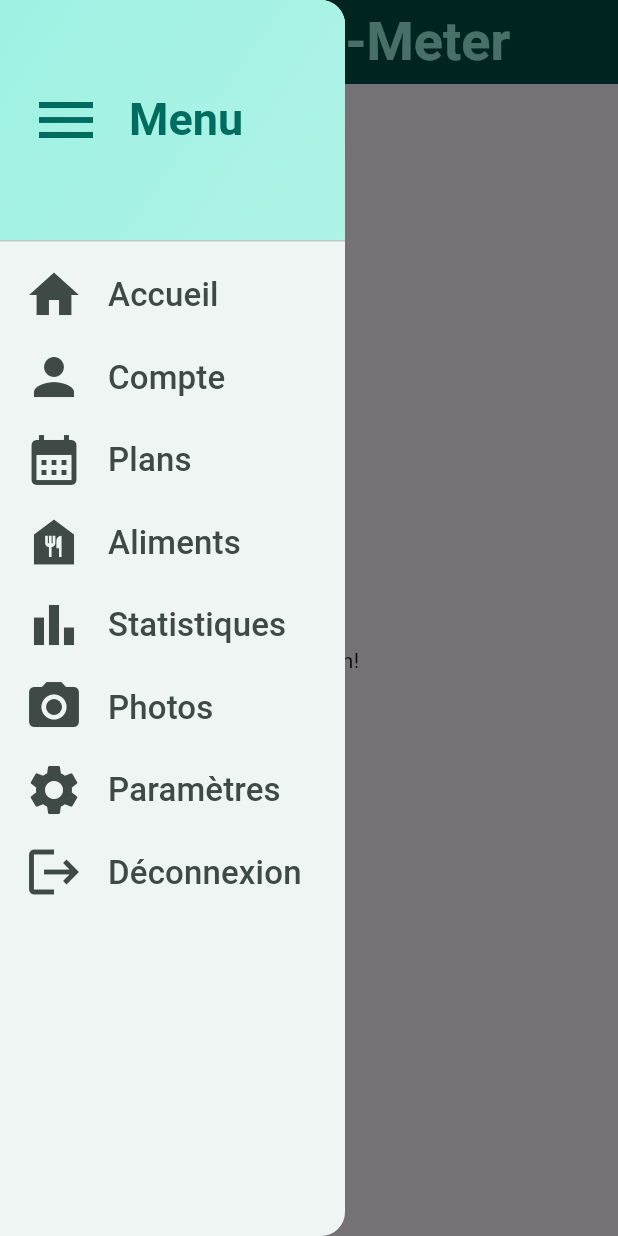
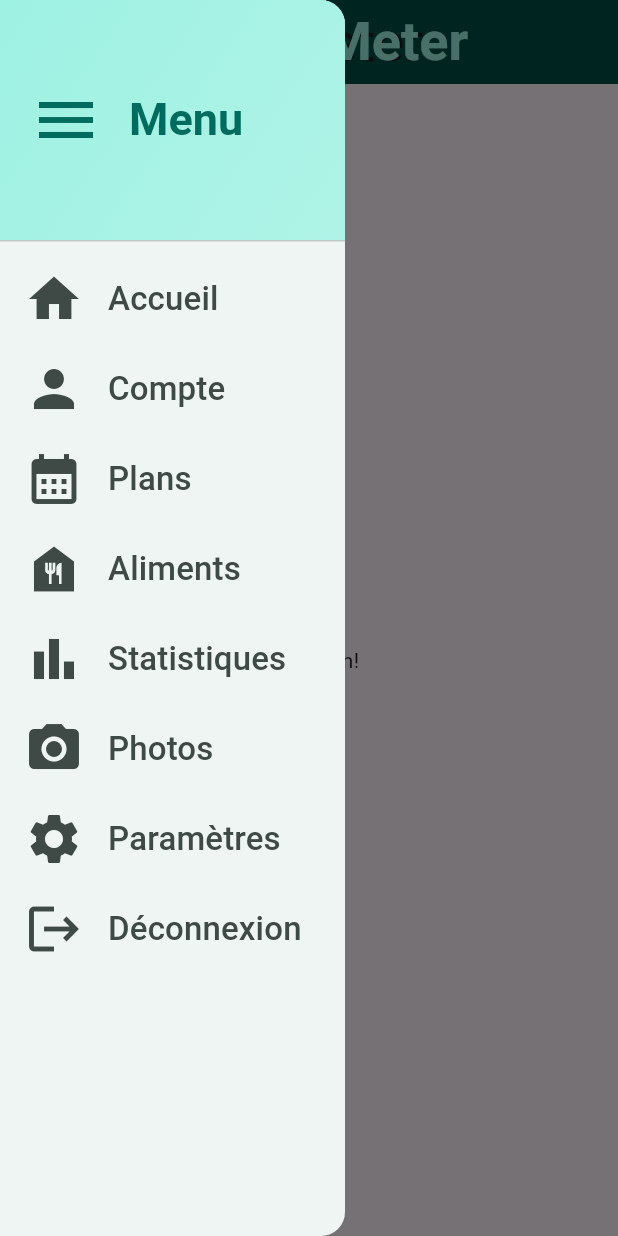
Before and after one commit to AnthonyPageau/Macro-Meter, a Flutter app: the screen it shows once a user with an empty profile is signed in, with the side drawer open, on a phone screen of 412 x 824 dp. Run offline on Flutter 3.47's test engine with Material 3 defaults, Android fonts, the phone set to English and light mode, and no system bars; our stand-ins replace cloud_firestore, firebase_auth, firebase_core, firebase_storage, image_picker; missing offline and left inert: dart:ffi, flutter_regex; accounts and stored records are empty.

Commit message:
[S1][Feat]Centrer le titre et rendre le menu scrollable

```diff
--- a/lib/screens/home.dart
+++ b/lib/screens/home.dart
@@ -36,8 +36,20 @@ class _HomeState extends State<Home> {
   Widget build(BuildContext context) {
     return Scaffold(
       appBar: AppBar(
-        title: Center(
-            child: const Text("Macro-Meter", style: TextStyle(fontSize: 36))),
+        centerTitle: true,
+        title: const Text(
+          "Macro-Meter",
+          style: TextStyle(fontSize: 36),
+        ),
+        flexibleSpace: Center(
+          child: Padding(
+            padding: EdgeInsets.only(right: 56),
+            child: const Text(
+              "Macro-Meter",
+              style: TextStyle(fontSize: 36),
+            ),
+          ),
+        ),
       ),
       drawer: Menu(
         onSelectScreen: _setScreen,
--- a/lib/widgets/menu.dart
+++ b/lib/widgets/menu.dart
@@ -6,20 +6,47 @@ class Menu extends StatelessWidget {
 
   final void Function(String identifier) onSelectScreen;
 
+  Widget buildMenuItem(BuildContext context,
+      {required IconData icon, required String title, VoidCallback? onTap}) {
+    return ListTile(
+      leading: Icon(
+        icon,
+        size: 40,
+        color: Theme.of(context).colorScheme.onSurfaceVariant,
+      ),
+      title: Text(
+        title,
+        style: Theme.of(context).textTheme.titleSmall!.copyWith(
+              color: Theme.of(context).colorScheme.onSurfaceVariant,
+              fontSize: 22,
+            ),
+      ),
+      minTileHeight: 60,
+      onTap: onTap,
+    );
+  }
+
   @override
   Widget build(BuildContext context) {
     return Drawer(
       width: 230,
+      child: SingleChildScrollView(
         child: Column(
           children: [
             DrawerHeader(
               padding: const EdgeInsets.all(20),
               decoration: BoxDecoration(
-              gradient: LinearGradient(colors: [
+                gradient: LinearGradient(
+                  colors: [
                     Theme.of(context).colorScheme.primaryContainer,
-                // ignore: deprecated_member_use
-                Theme.of(context).colorScheme.primaryContainer.withOpacity(0.8),
-              ], begin: Alignment.topLeft, end: Alignment.bottomRight),
+                    Theme.of(context)
+                        .colorScheme
+                        .primaryContainer
+                        .withOpacity(0.8),
+                  ],
+                  begin: Alignment.topLeft,
+                  end: Alignment.bottomRight,
+                ),
               ),
               child: Row(
                 children: [
@@ -33,140 +60,50 @@ class Menu extends StatelessWidget {
                     "Menu",
                     style: Theme.of(context).textTheme.titleLarge!.copyWith(
                           color: Theme.of(context).colorScheme.primary,
-                      fontSize: 30),
+                          fontSize: 30,
+                        ),
                   ),
                 ],
               ),
             ),
-          ListTile(
-            leading: Icon(
-              Icons.home,
-              size: 40,
-              color: Theme.of(context).colorScheme.onSurfaceVariant,
+            ListBody(
+              children: [
+                buildMenuItem(
+                  context,
+                  icon: Icons.home,
+                  title: "Accueil",
+                  onTap: () => onSelectScreen("Accueil"),
                 ),
-            title: Text(
-              "Accueil",
-              style: Theme.of(context).textTheme.titleSmall!.copyWith(
-                  color: Theme.of(context).colorScheme.onSurfaceVariant,
-                  fontSize: 22),
+                buildMenuItem(
+                  context,
+                  icon: Icons.person,
+                  title: "Compte",
+                  onTap: () => onSelectScreen("Compte"),
                 ),
-            minTileHeight: 55,
-            onTap: () {
-              onSelectScreen("Accueil");
-            },
+                buildMenuItem(context,
+                    icon: Icons.calendar_month, title: "Plans"),
+                buildMenuItem(context,
+                    icon: Icons.food_bank, title: "Aliments"),
+                buildMenuItem(context,
+                    icon: Icons.bar_chart_sharp, title: "Statistiques"),
+                buildMenuItem(context,
+                    icon: Icons.photo_camera, title: "Photos"),
+                buildMenuItem(
+                  context,
+                  icon: Icons.settings,
+                  title: "Paramètres",
+                  onTap: () => onSelectScreen("Paramètres"),
                 ),
-          ListTile(
-            leading: Icon(
-              Icons.person,
-              size: 40,
-              color: Theme.of(context).colorScheme.onSurfaceVariant,
-            ),
-            title: Text(
-              "Compte",
-              style: Theme.of(context).textTheme.titleSmall!.copyWith(
-                  color: Theme.of(context).colorScheme.onSurfaceVariant,
-                  fontSize: 22),
-            ),
-            minTileHeight: 55,
-            onTap: () {
-              onSelectScreen("Compte");
-            },
-          ),
-          ListTile(
-            leading: Icon(
-              Icons.calendar_month,
-              size: 40,
-              color: Theme.of(context).colorScheme.onSurfaceVariant,
-            ),
-            title: Text(
-              "Plans",
-              style: Theme.of(context).textTheme.titleSmall!.copyWith(
-                  color: Theme.of(context).colorScheme.onSurfaceVariant,
-                  fontSize: 22),
-            ),
-            minTileHeight: 55,
-            onTap: () {},
-          ),
-          ListTile(
-            leading: Icon(
-              Icons.food_bank,
-              size: 40,
-              color: Theme.of(context).colorScheme.onSurfaceVariant,
-            ),
-            title: Text(
-              "Aliments",
-              style: Theme.of(context).textTheme.titleSmall!.copyWith(
-                  color: Theme.of(context).colorScheme.onSurfaceVariant,
-                  fontSize: 22),
-            ),
-            minTileHeight: 55,
-            onTap: () {},
-          ),
-          ListTile(
-            leading: Icon(
-              Icons.bar_chart_sharp,
-              size: 40,
-              color: Theme.of(context).colorScheme.onSurfaceVariant,
-            ),
-            title: Text(
-              "Statistiques",
-              style: Theme.of(context).textTheme.titleSmall!.copyWith(
-                  color: Theme.of(context).colorScheme.onSurfaceVariant,
-                  fontSize: 22),
-            ),
-            minTileHeight: 55,
-            onTap: () {},
-          ),
-          ListTile(
-            leading: Icon(
-              Icons.photo_camera,
-              size: 40,
-              color: Theme.of(context).colorScheme.onSurfaceVariant,
-            ),
-            title: Text(
-              "Photos",
-              style: Theme.of(context).textTheme.titleSmall!.copyWith(
-                  color: Theme.of(context).colorScheme.onSurfaceVariant,
-                  fontSize: 22),
-            ),
-            minTileHeight: 55,
-            onTap: () {},
-          ),
-          ListTile(
-            leading: Icon(
-              Icons.settings,
-              size: 40,
-              color: Theme.of(context).colorScheme.onSurfaceVariant,
-            ),
-            title: Text(
-              "Paramètres",
-              style: Theme.of(context).textTheme.titleSmall!.copyWith(
-                  color: Theme.of(context).colorScheme.onSurfaceVariant,
-                  fontSize: 22),
-            ),
-            minTileHeight: 55,
-            onTap: () {
-              onSelectScreen("Paramètres");
-            },
-          ),
-          ListTile(
-            leading: Icon(
-              Icons.logout,
-              size: 40,
-              color: Theme.of(context).colorScheme.onSurfaceVariant,
-            ),
-            title: Text(
-              "Déconnexion",
-              style: Theme.of(context).textTheme.titleSmall!.copyWith(
-                  color: Theme.of(context).colorScheme.onSurfaceVariant,
-                  fontSize: 22),
-            ),
-            minTileHeight: 55,
-            onTap: () {
-              FirebaseAuth.instance.signOut();
-            },
+                buildMenuItem(
+                  context,
+                  icon: Icons.logout,
+                  title: "Déconnexion",
+                  onTap: () => FirebaseAuth.instance.signOut(),
                 ),
               ],
+            ),
+          ],
+        ),
       ),
     );
   }
```
Lines whose indentation alone changed are shown as unchanged.
